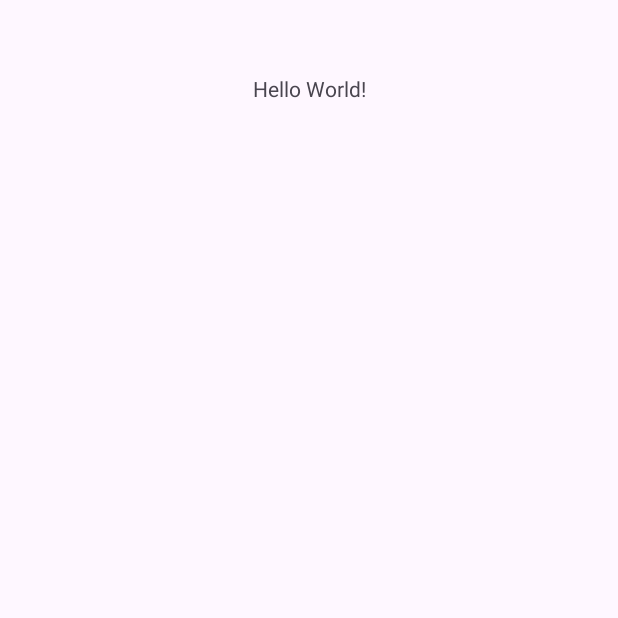
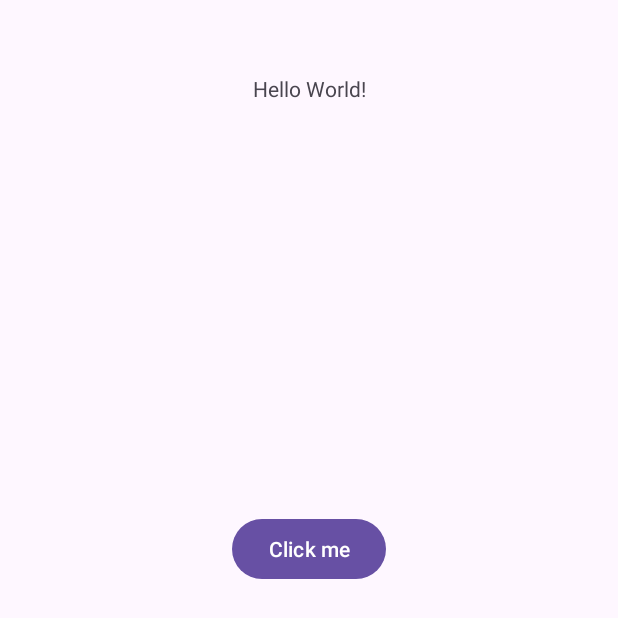
Before and after one commit to SamuelVU22/MADT_Lab1, an Android app: the screen it shows after launch (MainActivity), on a phone screen of 412 x 824 dp. Before the commit the part shown is almost empty. Shown: the top 618 px of the screen. Run offline under Robolectric (Android 15) with nearby library versions, the phone set to English and light mode, and no system bars.

Commit message:
New button that have an event that change the text when you click on it.

```diff
--- a/app/src/main/java/com/example/lab1/MainActivity.java
+++ b/app/src/main/java/com/example/lab1/MainActivity.java
@@ -1,6 +1,8 @@
 package com.example.lab1;
 
 import android.os.Bundle;
+import android.view.View;
+import android.widget.TextView;
 
 import androidx.activity.EdgeToEdge;
 import androidx.appcompat.app.AppCompatActivity;
@@ -21,4 +23,10 @@ public class MainActivity extends AppCompatActivity {
             return insets;
         });
     }
+
+    public void onBtnChangeTextClick(View view) {
+
+        TextView tvChangeText = findViewById(R.id.tvChangeText);
+        tvChangeText.setText("You have just click on the button");
+    }
 }
--- a/app/src/main/res/layout/activity_main.xml
+++ b/app/src/main/res/layout/activity_main.xml
@@ -8,6 +8,7 @@
     tools:context=".MainActivity">
 
     <TextView
+        android:id="@+id/tvChangeText"
         android:layout_width="wrap_content"
         android:layout_height="wrap_content"
         android:text="Hello World!"
@@ -17,4 +18,17 @@
         app:layout_constraintTop_toTopOf="parent"
         app:layout_constraintVertical_bias="0.061" />
 
+    <Button
+        android:id="@+id/btnChangeText"
+        android:layout_width="wrap_content"
+        android:layout_height="wrap_content"
+        android:text="@string/click_me"
+        android:onClick="onBtnChangeTextClick"
+        app:layout_constraintBottom_toBottomOf="parent"
+        app:layout_constraintEnd_toEndOf="parent"
+        app:layout_constraintStart_toStartOf="parent"
+        app:layout_constraintTop_toBottomOf="@+id/tvChangeText"
+        app:layout_constraintVertical_bias="0.386"
+        tools:ignore="OnClick" />
+
 </androidx.constraintlayout.widget.ConstraintLayout>
--- a/app/src/main/res/values/strings.xml
+++ b/app/src/main/res/values/strings.xml
@@ -1,3 +1,4 @@
 <resources>
     <string name="app_name">Lab1</string>
+    <string name="click_me">Click me</string>
 </resources>
```
